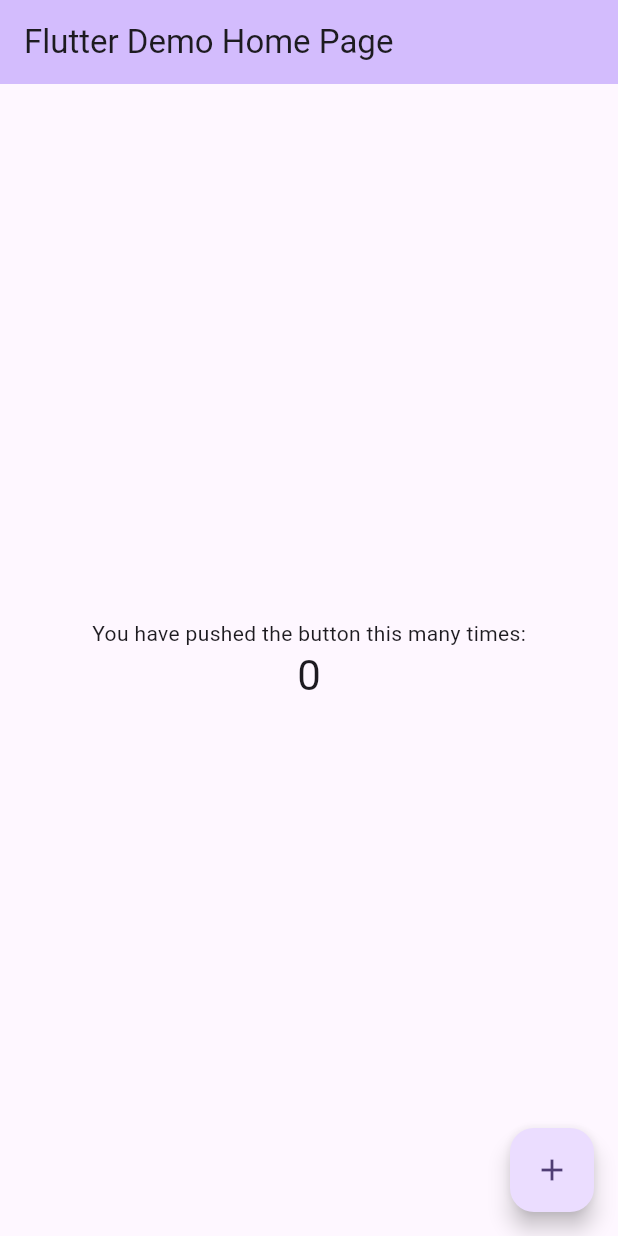
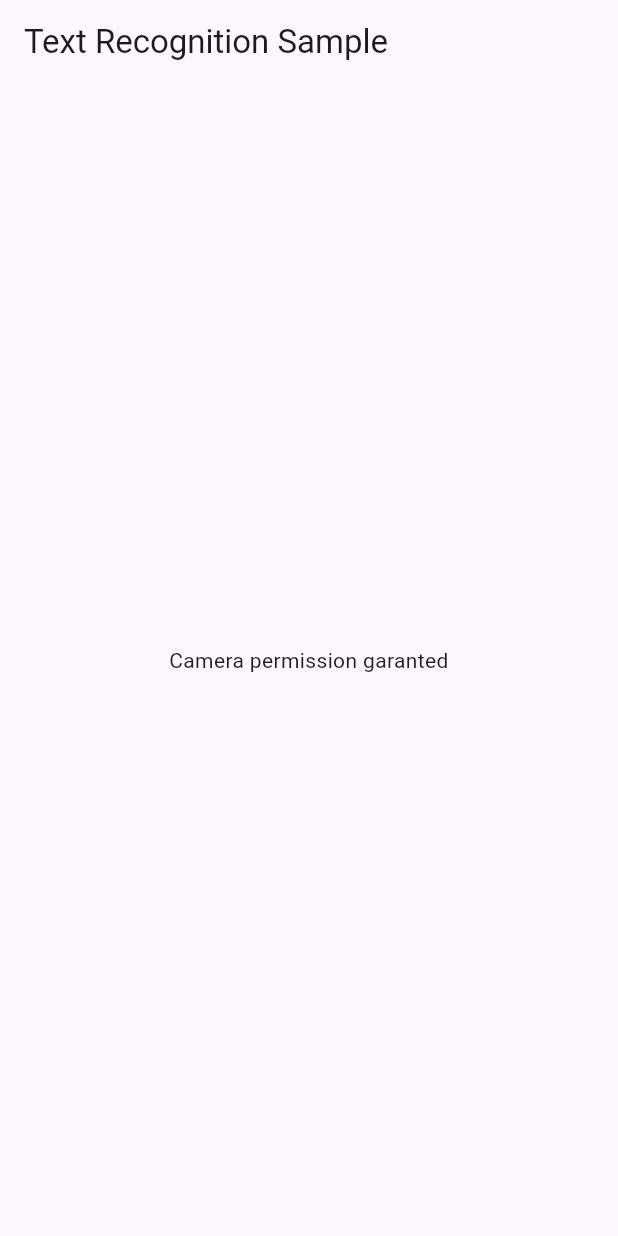
Before and after one commit to guillermoherrera/flutter_text_recognition, a Flutter app: the screen it shows after launch, on a phone screen of 412 x 824 dp. Run offline on Flutter 3.47's test engine with Material 3 defaults, Android fonts, the phone set to English and light mode, and no system bars; our stand-ins replace permission_handler.

Commit message:
select permission status

```diff
--- a/lib/main.dart
+++ b/lib/main.dart
@@ -1,4 +1,5 @@
 import 'package:flutter/material.dart';
+import 'package:permission_handler/permission_handler.dart';
 
 void main() {
   runApp(const MyApp());
@@ -11,115 +12,57 @@
   @override
   Widget build(BuildContext context) {
     return MaterialApp(
-      title: 'Flutter Demo',
+      title: 'Flutter Text Recognition',
       theme: ThemeData(
-        // This is the theme of your application.
-        //
-        // TRY THIS: Try running your application with "flutter run". You'll see
-        // the application has a purple toolbar. Then, without quitting the app,
-        // try changing the seedColor in the colorScheme below to Colors.green
-        // and then invoke "hot reload" (save your changes or press the "hot
-        // reload" button in a Flutter-supported IDE, or press "r" if you used
-        // the command line to start the app).
-        //
-        // Notice that the counter didn't reset back to zero; the application
-        // state is not lost during the reload. To reset the state, use hot
-        // restart instead.
-        //
-        // This works for code too, not just values: Most code changes can be
-        // tested with just a hot reload.
         colorScheme: ColorScheme.fromSeed(seedColor: Colors.deepPurple),
         useMaterial3: true,
       ),
-      home: const MyHomePage(title: 'Flutter Demo Home Page'),
+      home: const MainScreen(),
     );
   }
 }
 
-class MyHomePage extends StatefulWidget {
-  const MyHomePage({super.key, required this.title});
-
-  // This widget is the home page of your application. It is stateful, meaning
-  // that it has a State object (defined below) that contains fields that affect
-  // how it looks.
-
-  // This class is the configuration for the state. It holds the values (in this
-  // case the title) provided by the parent (in this case the App widget) and
-  // used by the build method of the State. Fields in a Widget subclass are
-  // always marked "final".
-
-  final String title;
+class MainScreen extends StatefulWidget {
+  const MainScreen({super.key});
 
   @override
-  State<MyHomePage> createState() => _MyHomePageState();
+  State<MainScreen> createState() => _MainScreenState();
 }
 
-class _MyHomePageState extends State<MyHomePage> {
-  int _counter = 0;
+class _MainScreenState extends State<MainScreen> {
+  bool _isPermissionGranted = false;
 
-  void _incrementCounter() {
-    setState(() {
-      // This call to setState tells the Flutter framework that something has
-      // changed in this State, which causes it to rerun the build method below
-      // so that the display can reflect the updated values. If we changed
-      // _counter without calling setState(), then the build method would not be
-      // called again, and so nothing would appear to happen.
-      _counter++;
-    });
+  late final Future<void> _future;
+
+  @override
+  void initState() {
+    super.initState();
+    _future = _requestCameraPremission();
+  }
+
+  Future<void> _requestCameraPremission() async{
+    final status = await Permission.camera.request();
+    _isPermissionGranted = status == PermissionStatus.granted;
   }
 
   @override
   Widget build(BuildContext context) {
-    // This method is rerun every time setState is called, for instance as done
-    // by the _incrementCounter method above.
-    //
-    // The Flutter framework has been optimized to make rerunning build methods
-    // fast, so that you can just rebuild anything that needs updating rather
-    // than having to individually change instances of widgets.
-    return Scaffold(
-      appBar: AppBar(
-        // TRY THIS: Try changing the color here to a specific color (to
-        // Colors.amber, perhaps?) and trigger a hot reload to see the AppBar
-        // change color while the other colors stay the same.
-        backgroundColor: Theme.of(context).colorScheme.inversePrimary,
-        // Here we take the value from the MyHomePage object that was created by
-        // the App.build method, and use it to set our appbar title.
-        title: Text(widget.title),
-      ),
-      body: Center(
-        // Center is a layout widget. It takes a single child and positions it
-        // in the middle of the parent.
-        child: Column(
-          // Column is also a layout widget. It takes a list of children and
-          // arranges them vertically. By default, it sizes itself to fit its
-          // children horizontally, and tries to be as tall as its parent.
-          //
-          // Column has various properties to control how it sizes itself and
-          // how it positions its children. Here we use mainAxisAlignment to
-          // center the children vertically; the main axis here is the vertical
-          // axis because Columns are vertical (the cross axis would be
-          // horizontal).
-          //
-          // TRY THIS: Invoke "debug painting" (choose the "Toggle Debug Paint"
-          // action in the IDE, or press "p" in the console), to see the
-          // wireframe for each widget.
-          mainAxisAlignment: MainAxisAlignment.center,
-          children: <Widget>[
-            const Text(
-              'You have pushed the button this many times:',
+    return FutureBuilder(
+      future: _future,
+      builder: (context, snapshot){
+        return Scaffold(
+          appBar: AppBar(title: const Text('Text Recognition Sample')),
+          body: Center(
+            child: Container(
+              padding: const EdgeInsets.only(left: 25, right: 25),
+              child: Text(
+                _isPermissionGranted ? 'Camera permission garanted' : 'Camera permision denied',
+                textAlign: TextAlign.center,
+              ),
             ),
-            Text(
-              '$_counter',
-              style: Theme.of(context).textTheme.headlineMedium,
-            ),
-          ],
-        ),
-      ),
-      floatingActionButton: FloatingActionButton(
-        onPressed: _incrementCounter,
-        tooltip: 'Increment',
-        child: const Icon(Icons.add),
-      ), // This trailing comma makes auto-formatting nicer for build methods.
+          ),
+        );
+      }
     );
   }
 }
```
